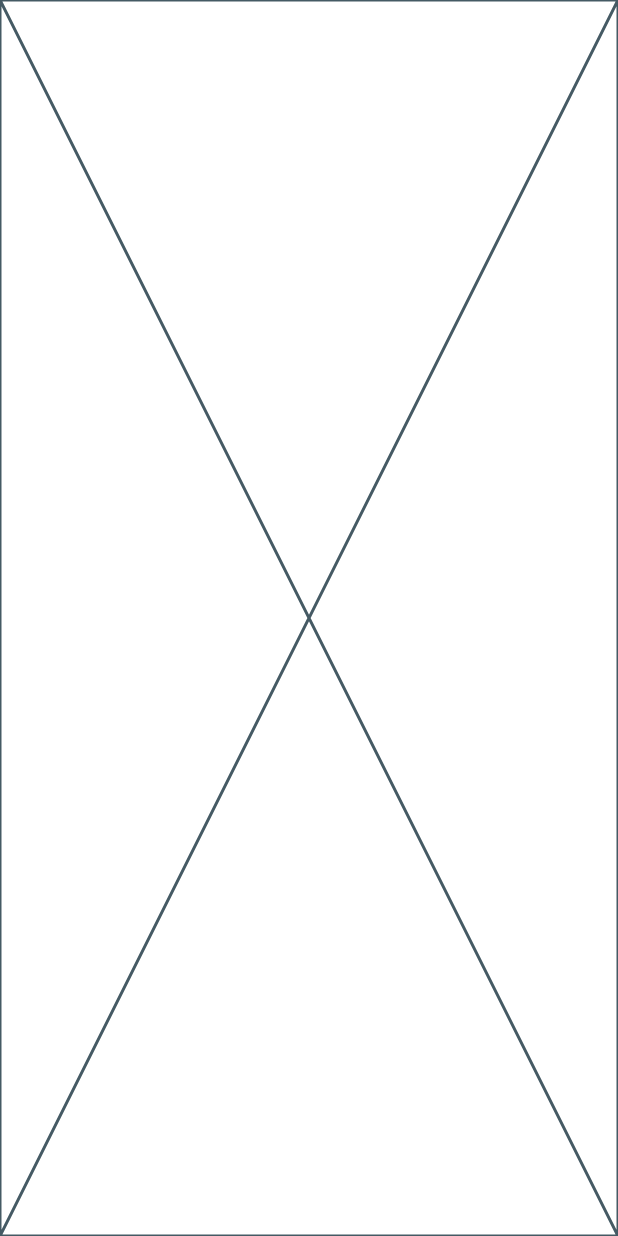
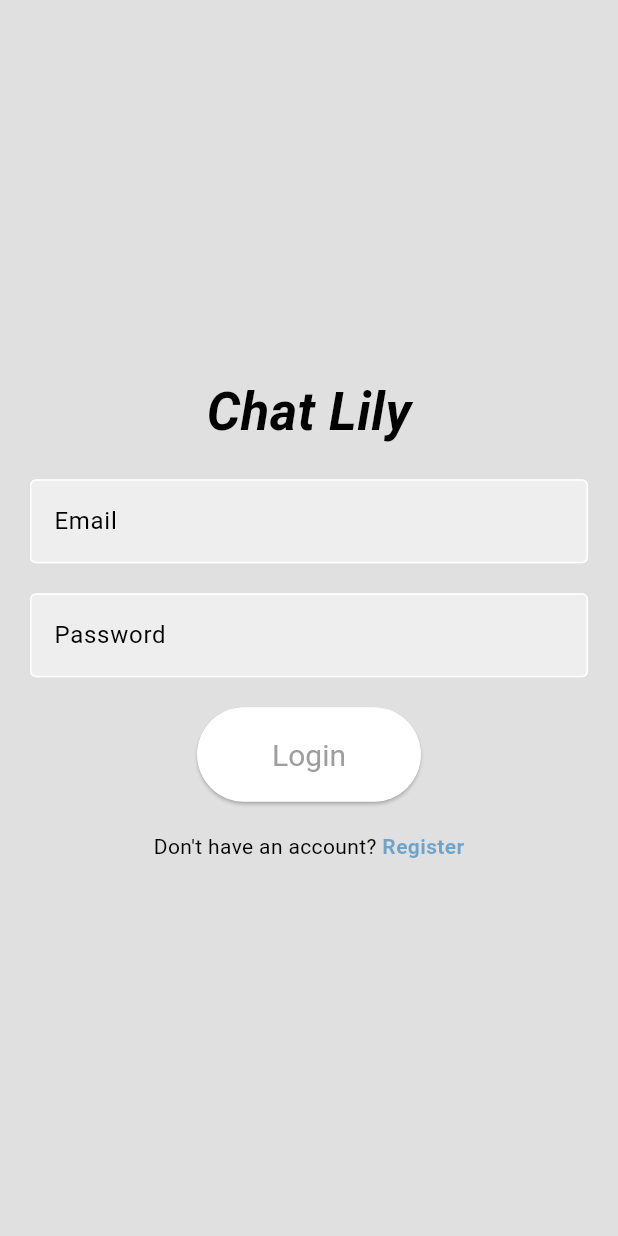
Before and after one commit to KaustubhVaidya404/Ova-Assignment-FLUTTER-KaustubhVaidya404, a Flutter app: the screen it shows after launch, on a phone screen of 412 x 824 dp. Run offline on Flutter 3.47's test engine with Material 3 defaults, Android fonts, the phone set to English and light mode, and no system bars.

Commit message:
added sign in and sign up page ui

```diff
--- /dev/null
+++ b/lib/auth/user_account_state.dart
@@ -0,0 +1,31 @@
+import 'package:chatlily/screens/createacc.dart';
+import 'package:chatlily/screens/login.dart';
+import 'package:flutter/material.dart';
+
+class AccountState extends StatefulWidget {
+  const AccountState({super.key});
+
+  @override
+  State<AccountState> createState() => _AccountStateState();
+}
+
+class _AccountStateState extends State<AccountState> {
+  @override
+  Widget build(BuildContext context) {
+    bool showLogin = true;
+
+    void toggleView() {
+      setState(() {
+        showLogin = !showLogin;
+      });
+    }
+
+    if (showLogin) {
+      toggleView();
+      return LoginPage();
+    } else {
+      toggleView();
+      return RegisterPage();
+    }
+  }
+}
--- /dev/null
+++ b/lib/components/cus_button.dart
@@ -0,0 +1,20 @@
+import 'package:flutter/material.dart';
+
+class CusButton extends StatelessWidget {
+  final String displayText;
+  final void Function()? onPressed;
+  const CusButton(
+      {super.key, required this.displayText, required this.onPressed});
+
+  @override
+  Widget build(BuildContext context) {
+    return ElevatedButton(
+      style: ElevatedButton.styleFrom(
+        padding: const EdgeInsets.symmetric(horizontal: 50, vertical: 20),
+        textStyle: const TextStyle(fontSize: 20),
+      ),
+      onPressed: onPressed,
+      child: Text(displayText),
+    );
+  }
+}
--- /dev/null
+++ b/lib/components/cus_text_feild.dart
@@ -0,0 +1,38 @@
+import 'package:flutter/material.dart';
+
+class CusTextFeild extends StatelessWidget {
+  final String hintText;
+  final bool obscureTexInpt;
+  final TextEditingController controller;
+  const CusTextFeild(
+      {super.key,
+      required this.hintText,
+      required this.obscureTexInpt,
+      required this.controller});
+
+  @override
+  Widget build(BuildContext context) {
+    return Padding(
+      padding: const EdgeInsets.symmetric(horizontal: 20),
+      child: TextField(
+        controller: controller,
+        decoration: InputDecoration(
+          enabledBorder: OutlineInputBorder(
+            borderSide: BorderSide(
+              color: Theme.of(context).colorScheme.tertiary,
+            ),
+          ),
+          focusedBorder: OutlineInputBorder(
+            borderSide: BorderSide(
+              color: Theme.of(context).colorScheme.primary,
+            ),
+          ),
+          fillColor: Theme.of(context).colorScheme.secondary,
+          filled: true,
+          hintText: hintText,
+        ),
+        obscureText: obscureTexInpt,
+      ),
+    );
+  }
+}
--- /dev/null
+++ b/lib/config/color_config.dart
@@ -0,0 +1,3 @@
+import 'package:flutter/material.dart';
+
+const Color registerButtonColor = Color.fromARGB(130, 0, 106, 182);
--- a/lib/main.dart
+++ b/lib/main.dart
@@ -1,3 +1,5 @@
+import 'package:chatlily/auth/user_account_state.dart';
+import 'package:chatlily/theme/light_theme.dart';
 import 'package:flutter/material.dart';
 
 void main() {
@@ -9,6 +11,10 @@ class MyApp extends StatelessWidget {
 
   @override
   Widget build(BuildContext context) {
-    return const Placeholder();
+    return MaterialApp(
+      debugShowCheckedModeBanner: false,
+      home: const AccountState(),
+      theme: lightTheme,
+    );
   }
 }
--- /dev/null
+++ b/lib/screens/login.dart
@@ -0,0 +1,83 @@
+import 'package:chatlily/components/cus_button.dart';
+import 'package:chatlily/components/cus_text_feild.dart';
+import 'package:chatlily/config/color_config.dart';
+import 'package:chatlily/screens/createacc.dart';
+import 'package:flutter/material.dart';
+
+class LoginPage extends StatelessWidget {
+  TextEditingController _emailController = TextEditingController();
+  TextEditingController _passwordController = TextEditingController();
+
+  LoginPage({super.key});
+
+  @override
+  Widget build(BuildContext context) {
+    void login() {
+      // login using firebase
+    }
+
+    return Scaffold(
+      backgroundColor: Theme.of(context).colorScheme.background,
+      body: Center(
+          child: Column(
+        mainAxisAlignment: MainAxisAlignment.center,
+        children: [
+          //logo
+          const Text(
+            "Chat Lily",
+            style: TextStyle(
+                fontSize: 35,
+                fontWeight: FontWeight.bold,
+                fontStyle: FontStyle.italic),
+          ),
+          const SizedBox(
+            height: 20,
+          ),
+          //email input
+          CusTextFeild(
+            controller: _emailController,
+            hintText: 'Email',
+            obscureTexInpt: false,
+          ),
+          const SizedBox(
+            height: 20,
+          ),
+          //password input
+          CusTextFeild(
+            controller: _passwordController,
+            hintText: 'Password',
+            obscureTexInpt: true,
+          ),
+          const SizedBox(
+            height: 20,
+          ),
+          //login button
+          CusButton(
+            displayText: "Login",
+            onPressed: login,
+          ),
+          const SizedBox(
+            height: 20,
+          ),
+          //register button
+          Row(
+            mainAxisAlignment: MainAxisAlignment.center,
+            children: [
+              const Text("Don't have an account? "),
+              GestureDetector(
+                onTap: () {
+                  Navigator.pushReplacement(context,
+                      MaterialPageRoute(builder: (builder) => RegisterPage()));
+                },
+                child: const Text("Register",
+                    style: TextStyle(
+                        color: registerButtonColor,
+                        fontWeight: FontWeight.bold)),
+              )
+            ],
+          )
+        ],
+      )),
+    );
+  }
+}
--- /dev/null
+++ b/lib/theme/light_theme.dart
@@ -0,0 +1,10 @@
+import 'package:flutter/material.dart';
+
+ThemeData lightTheme = ThemeData(
+  colorScheme: ColorScheme.light(
+      background: Colors.grey.shade300,
+      primary: Colors.grey.shade500,
+      secondary: Colors.grey.shade200,
+      tertiary: Colors.white,
+      inversePrimary: Colors.grey.shade900),
+);
```
Also changed, not shown: lib/screens/createacc.dart (added, +92 -0 lines).
